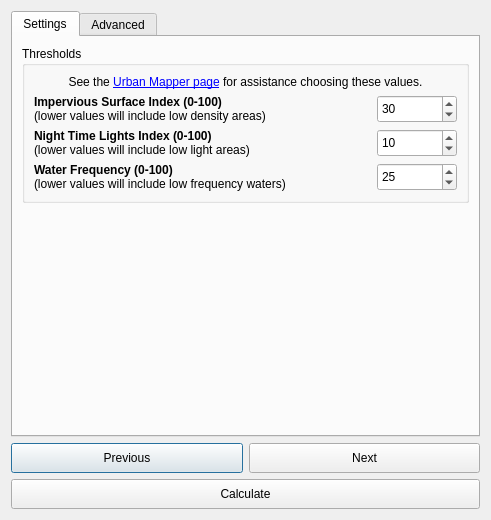
Above: LDMP/gui/DlgCalculateUrbanData.ui from ConservationInternational/trends.earth before the change. Below: the same form after it.
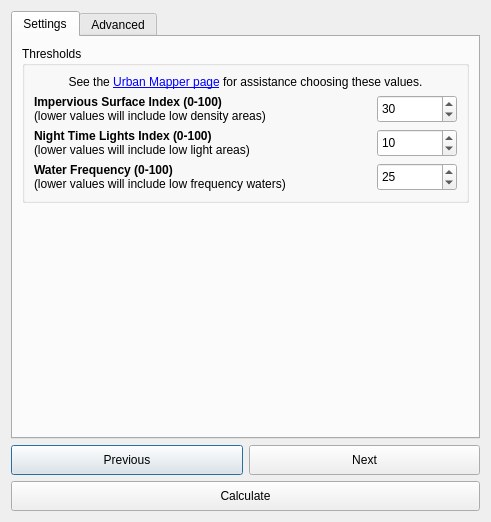
That is the form after the change.

The edit to the form file:
```diff
--- a/LDMP/gui/DlgCalculateUrbanData.ui
+++ b/LDMP/gui/DlgCalculateUrbanData.ui
@@ -6,12 +6,12 @@
    <rect>
     <x>0</x>
     <y>0</y>
-    <width>444</width>
-    <height>520</height>
+    <width>449</width>
+    <height>522</height>
    </rect>
   </property>
   <property name="sizePolicy">
-   <sizepolicy hsizetype="Expanding" vsizetype="Expanding">
+   <sizepolicy hsizetype="Fixed" vsizetype="Fixed">
     <horstretch>0</horstretch>
     <verstretch>0</verstretch>
    </sizepolicy>
```
